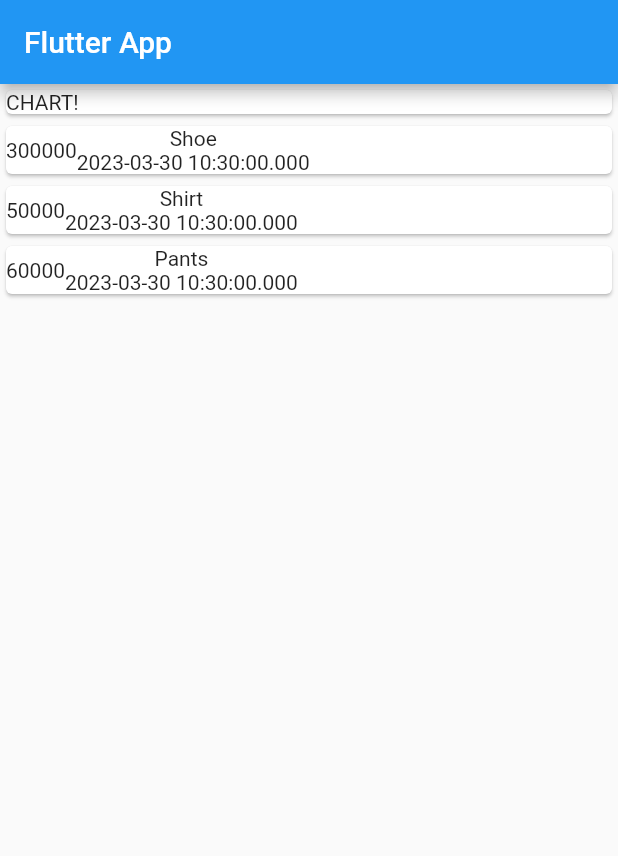
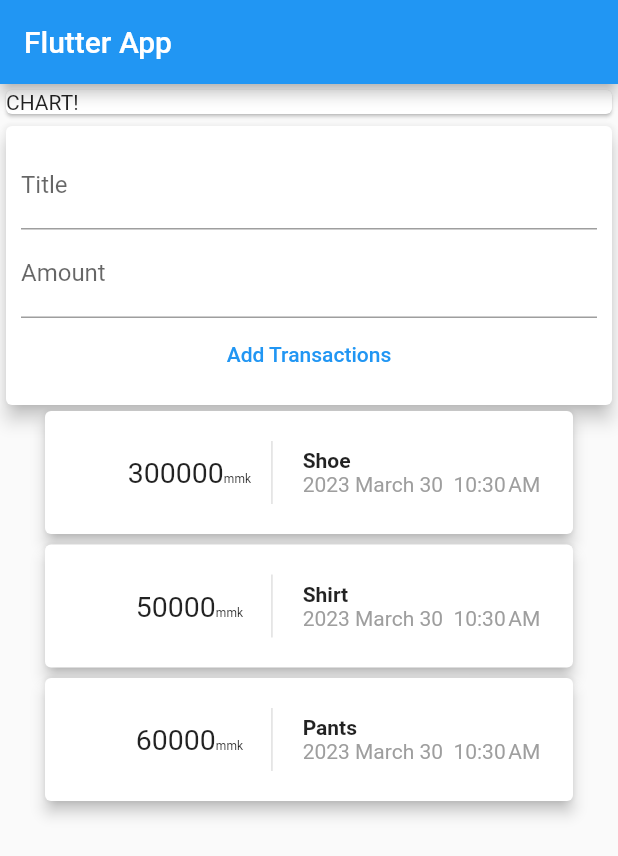
Before and after one commit to Paing-Thaw/Expense-Tracker, a Flutter app: the screen it shows after launch, on a phone screen of 412 x 824 dp. Shown: the top 856 px of the screen. Run offline on Flutter 3.47's test engine with Material 2 defaults, Android fonts, the phone set to English and light mode, and no system bars.

Commit message:
second commit

```diff
--- a/lib/main.dart
+++ b/lib/main.dart
@@ -1,5 +1,7 @@
 import 'package:flutter/material.dart';
-import 'transaction.dart';
+import 'models/transaction.dart';
+import 'package:intl/intl.dart';
+import 'widgets/transaction_list.dart';
 
 void main() {
   runApp(const MyApp());
@@ -20,11 +22,8 @@ class MyApp extends StatelessWidget {
 }
 
 class MyHomePage extends StatelessWidget {
-  final List<Transaction> transactions = [
-    Transaction(id: '01', title: 'Shoe', amount: 300000, date: DateTime.now()),
-    Transaction(id: '02', title: 'Shirt', amount: 50000, date: DateTime.now()),
-    Transaction(id: '03', title: 'Pants', amount: 60000, date: DateTime.now())
-  ];
+   String titleInput = '';
+  String amountInput = '';
   @override
   Widget build(BuildContext context) {
     return Scaffold(
@@ -34,26 +33,31 @@ class MyHomePage extends StatelessWidget {
       body: Column(
         crossAxisAlignment: CrossAxisAlignment.stretch,
           children: [
-            Container(
-              child: Card(
-                child: Text('CHART!'),
+            const Card(
+              child: Text('CHART!'),
+            ),
+            Card(
+              elevation: 5,
+              child: Container(
+                padding: EdgeInsets.all(10),
+                child: Column(
+                  children:  [
+                    TextField(
+                      decoration: InputDecoration(labelText: 'Title'),
+                      onChanged: (val) => titleInput = val,
+                    ),
+                    TextField(decoration: InputDecoration(labelText: 'Amount'),
+                      onChanged: (val) => amountInput = val,
+                    ),
+                    TextButton(onPressed: () {
+                      print(titleInput);
+                      print(amountInput);
+                    }, child: Text('Add Transactions'))
+                  ],
+                ),
               ),
             ),
-            Column(
-              children: transactions.map((e) =>
-                  Card(child: Row(
-                    children: [
-                      Text(e.amount.toString()),
-                      Column(
-                        children: [
-                          Text(e.title),
-                          Text(e.date.toString())
-                        ],
-                      )
-                    ],
-                  ),)
-              ).toList(),
-            )
+            TransactionList(),
           ],
         ),// This trailing comma makes auto-formatting nicer for build methods.
     );
--- /dev/null
+++ b/lib/widgets/transaction_list.dart
@@ -0,0 +1,70 @@
+import 'package:flutter/material.dart';
+import '../models/transaction.dart';
+import 'package:intl/intl.dart';
+class TransactionList extends StatefulWidget {
+  const TransactionList({Key? key}) : super(key: key);
+
+  @override
+  State<TransactionList> createState() => _TransactionListState();
+}
+
+class _TransactionListState extends State<TransactionList> {
+
+  final List<Transaction> transactions = [
+    Transaction(id: '01', title: 'Shoe', amount: 300000, date: DateTime.now()),
+    Transaction(id: '02', title: 'Shirt', amount: 50000, date: DateTime.now()),
+    Transaction(id: '03', title: 'Pants', amount: 60000, date: DateTime.now())
+  ];
+
+  @override
+  Widget build(BuildContext context) {
+    return Column(
+      children: transactions.map((e) =>
+          Card(
+            margin: const EdgeInsets.only(left: 30, right: 30, bottom: 7),
+            elevation: 4,
+            child: Row(
+              mainAxisAlignment: MainAxisAlignment.center,
+              children: [
+                Container(
+                  width: 110,
+                  margin: const EdgeInsets.symmetric(vertical: 20.0, horizontal: 20.0),
+                  decoration: const BoxDecoration(
+                    // border: Border(
+                    //   right: BorderSide(width: 1, color: Colors.black12),
+                    // )
+                      border: Border(
+                          right: BorderSide(width: 1,
+                              color: Colors.black12
+                          )
+                      )
+                  ),
+                  padding: EdgeInsets.all(10.0),
+                  child: Text.rich(
+                      textAlign: TextAlign.center,
+                      TextSpan (
+                          children: [
+                            TextSpan(text: e.amount.toString(), style: TextStyle(fontSize: 19)),
+                            const TextSpan (text: 'mmk', style: TextStyle(fontSize: 8)),
+                          ]
+                      )
+                  ),
+
+                ),
+                Column(
+                  crossAxisAlignment: CrossAxisAlignment.start,
+                  children: [
+                    Text(
+                        e.title,
+                        style: const TextStyle( fontWeight: FontWeight.bold,)
+                    ),
+                    Text(DateFormat("y MMMM dd ").add_jm().format(e.date),
+                      style: const TextStyle(color: Colors.grey),)
+                  ],
+                )
+              ],
+            ),)
+      ).toList(),
+    );
+  }
+}
--- a/pubspec.yaml
+++ b/pubspec.yaml
@@ -36,7 +36,7 @@ dependencies:
   # The following adds the Cupertino Icons font to your application.
   # Use with the CupertinoIcons class for iOS style icons.
   cupertino_icons: ^1.0.2
-
+  intl: ^0.18.0
 dev_dependencies:
   flutter_test:
     sdk: flutter
```
Also changed, not shown: lib/models/transaction.dart (renamed from lib/transaction.dart), pubspec.lock.
